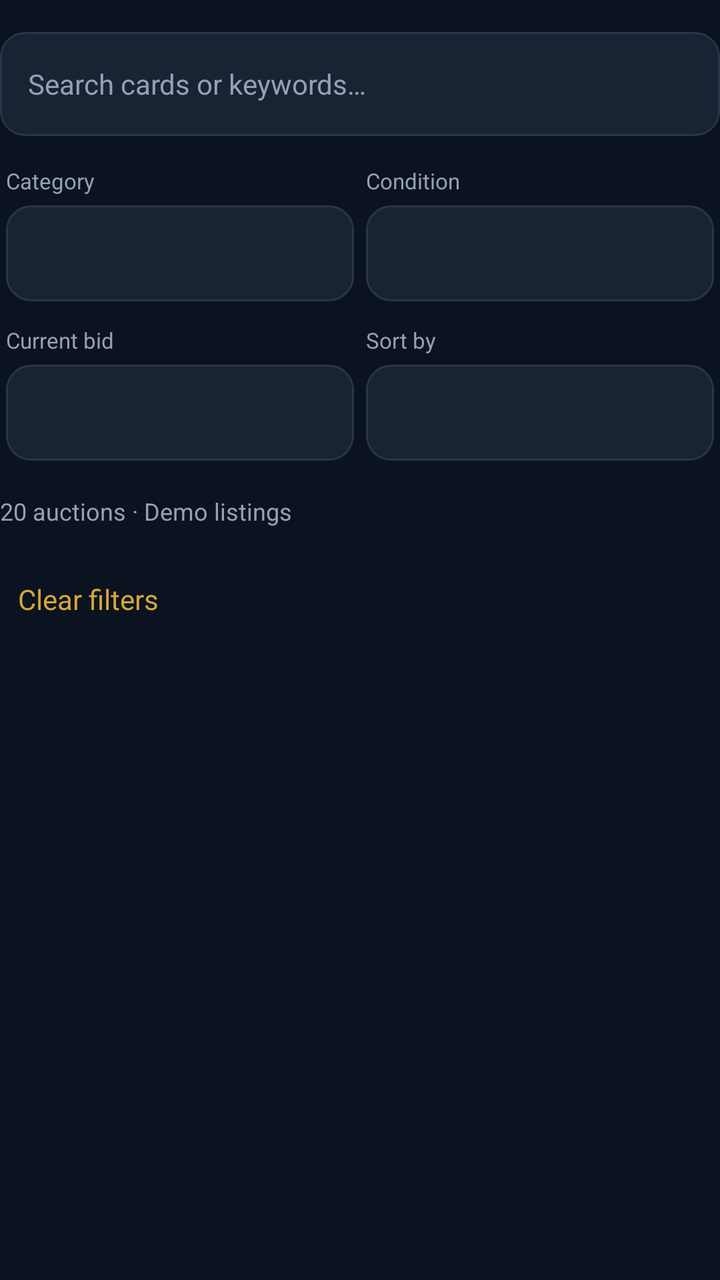
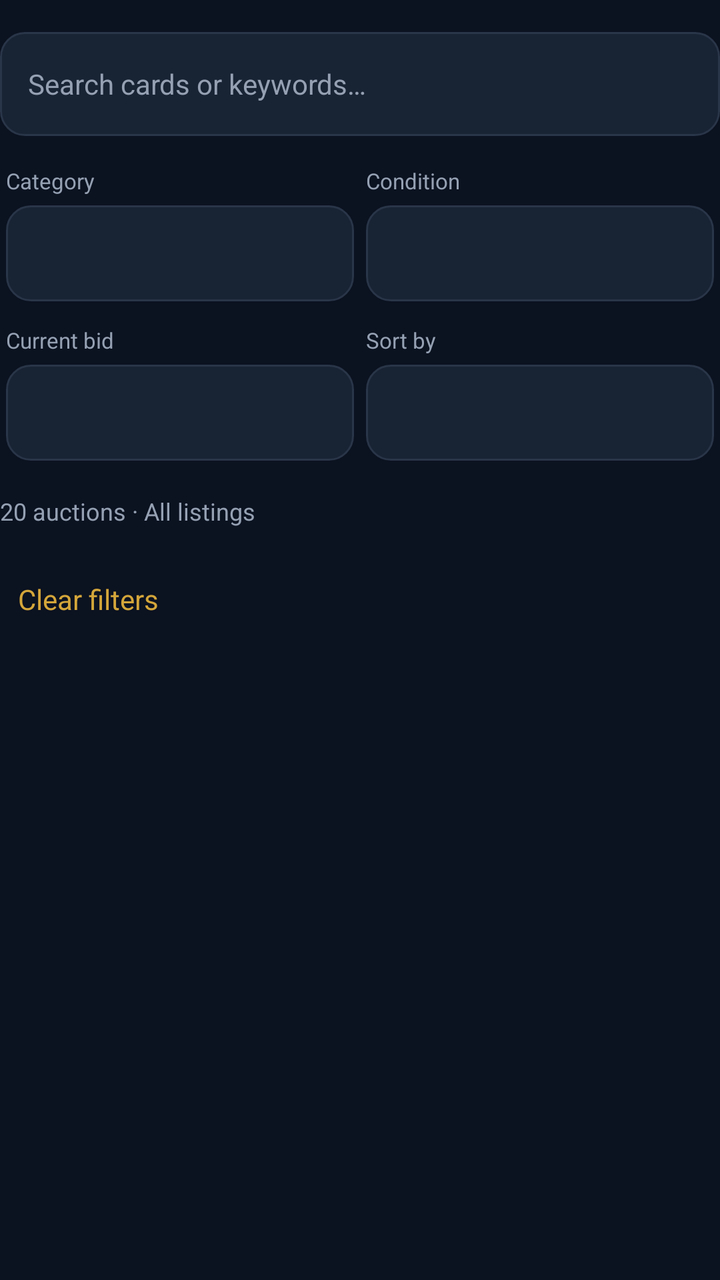

Two renders of the same Android screen: before a commit and after it. Below are the layout's source before the change and the commit's diff.
<!-- AndroidManifest.xml: application theme Theme.Deckbid -->
<!-- res/layout/view_auctions.xml -->
<?xml version="1.0" encoding="utf-8"?>
<LinearLayout xmlns:android="http://schemas.android.com/apk/res/android"
    android:layout_width="match_parent"
    android:layout_height="wrap_content"
    android:orientation="vertical">
    <EditText
        android:id="@+id/auction_search"
        android:layout_width="match_parent"
        android:layout_height="52dp"
        android:layout_marginTop="16dp"
        android:padding="14dp"
        android:background="@drawable/input_background"
        android:hint="Search cards or keywords…"
        android:textColor="#FAF8F2"
        android:textColorHint="#95A1B3"
        android:textSize="14sp"
        android:singleLine="true"
        android:inputType="text"/>
    <LinearLayout
        android:layout_width="match_parent"
        android:layout_height="wrap_content"
        android:orientation="horizontal"
        android:gravity="center_vertical"
        android:layout_marginTop="12dp">
        <LinearLayout
            android:layout_width="0dp"
            android:layout_height="wrap_content"
            android:layout_weight="1"
            android:orientation="vertical"
            android:layout_margin="3dp">
            <TextView
                android:layout_width="match_parent"
                android:layout_height="wrap_content"
                android:text="Category"
                android:textSize="11sp"
                android:textColor="#95A1B3"
                android:layout_marginBottom="5dp"/>
            <Spinner
                android:id="@+id/auction_category"
                android:layout_width="match_parent"
                android:layout_height="48dp"
                android:background="@drawable/input_background"
                android:popupBackground="#182334"
                android:spinnerMode="dropdown"/>
        </LinearLayout>
        <LinearLayout
            android:layout_width="0dp"
            android:layout_height="wrap_content"
            android:layout_weight="1"
            android:orientation="vertical"
            android:layout_margin="3dp">
            <TextView
                android:layout_width="match_parent"
                android:layout_height="wrap_content"
                android:text="Condition"
                android:textSize="11sp"
                android:textColor="#95A1B3"
                android:layout_marginBottom="5dp"/>
            <Spinner
                android:id="@+id/auction_condition"
                android:layout_width="match_parent"
                android:layout_height="48dp"
                android:background="@drawable/input_background"
                android:popupBackground="#182334"
                android:spinnerMode="dropdown"/>
        </LinearLayout>
    </LinearLayout>
    <LinearLayout
        android:layout_width="match_parent"
        android:layout_height="wrap_content"
        android:orientation="horizontal"
        android:gravity="center_vertical"
        android:layout_marginTop="6dp">
        <LinearLayout
            android:layout_width="0dp"
            android:layout_height="wrap_content"
            android:layout_weight="1"
            android:orientation="vertical"
            android:layout_margin="3dp">
            <TextView
                android:layout_width="match_parent"
                android:layout_height="wrap_content"
                android:text="Current bid"
                android:textSize="11sp"
                android:textColor="#95A1B3"
                android:layout_marginBottom="5dp"/>
            <Spinner
                android:id="@+id/auction_price"
                android:layout_width="match_parent"
                android:layout_height="48dp"
                android:background="@drawable/input_background"
                android:popupBackground="#182334"
                android:spinnerMode="dropdown"/>
        </LinearLayout>
        <LinearLayout
            android:layout_width="0dp"
            android:layout_height="wrap_content"
            android:layout_weight="1"
            android:orientation="vertical"
            android:layout_margin="3dp">
            <TextView
                android:layout_width="match_parent"
                android:layout_height="wrap_content"
                android:text="Sort by"
                android:textSize="11sp"
                android:textColor="#95A1B3"
                android:layout_marginBottom="5dp"/>
            <Spinner
                android:id="@+id/auction_sort"
                android:layout_width="match_parent"
                android:layout_height="48dp"
                android:background="@drawable/input_background"
                android:popupBackground="#182334"
                android:spinnerMode="dropdown"/>
        </LinearLayout>
    </LinearLayout>
    <TextView
        android:id="@+id/auction_result_count"
        android:layout_width="match_parent"
        android:layout_height="wrap_content"
        android:text="20 auctions · Demo listings"
        android:textSize="12sp"
        android:textColor="#95A1B3"
        android:layout_marginTop="14dp"
        android:layout_marginBottom="12dp"/>
    <Button
        android:id="@+id/auction_clear"
        android:layout_width="wrap_content"
        android:layout_height="48dp"
        android:background="@android:color/transparent"
        android:text="Clear filters"
        android:textColor="#D4A63A"
        android:textAllCaps="false"/>
    <GridLayout
        android:id="@+id/auction_grid"
        android:layout_width="match_parent"
        android:layout_height="wrap_content"
        android:columnCount="2"/>
    <TextView
        android:id="@+id/auction_empty"
        android:layout_width="match_parent"
        android:layout_height="wrap_content"
        android:text="No auctions match these filters."
        android:textSize="14sp"
        android:textColor="#95A1B3"
        android:visibility="gone"
        android:padding="20dp"
        android:gravity="center"/>
</LinearLayout>
<!-- resources referenced by this layout -->
<resources>
  <!-- drawable input_background (drawable) -->
  <?xml version="1.0" ?>
  <shape xmlns:android="http://schemas.android.com/apk/res/android" android:shape="rectangle">
      <solid android:color="@color/surface"/>
      <corners android:radius="12dp"/>
      <stroke
          android:width="1dp"
          android:color="@color/border"/>
  </shape>
  <style name="Theme.Deckbid" parent="android:style/Theme.Material.NoActionBar">
          <item name="android:fontFamily">sans-serif</item>
          <item name="android:colorAccent">#D4A63A</item>
          <item name="android:windowBackground">#0B1220</item>
          <item name="android:statusBarColor">#0B1220</item>
          <item name="android:navigationBarColor">#0B1220</item>
          <item name="android:windowLightStatusBar">false</item>
      </style>
  <color name="surface">#182334</color>
  <color name="border">#293548</color>
</resources>

<!-- the commit's change to res/layout/view_auctions.xml (unified diff, before → after) -->
@@ -118,7 +118,7 @@
         android:id="@+id/auction_result_count"
         android:layout_width="match_parent"
         android:layout_height="wrap_content"
-        android:text="20 auctions · Demo listings"
+        android:text="20 auctions · All listings"
         android:textSize="12sp"
         android:textColor="#95A1B3"
         android:layout_marginTop="14dp"
